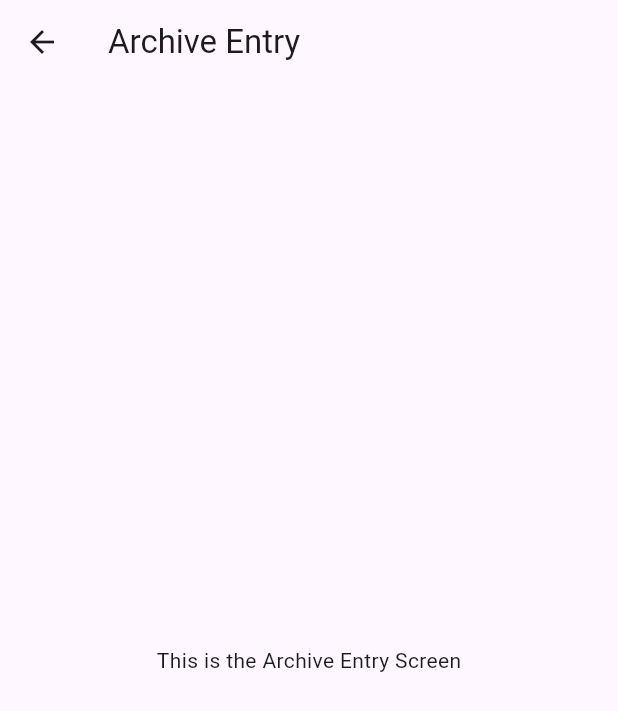
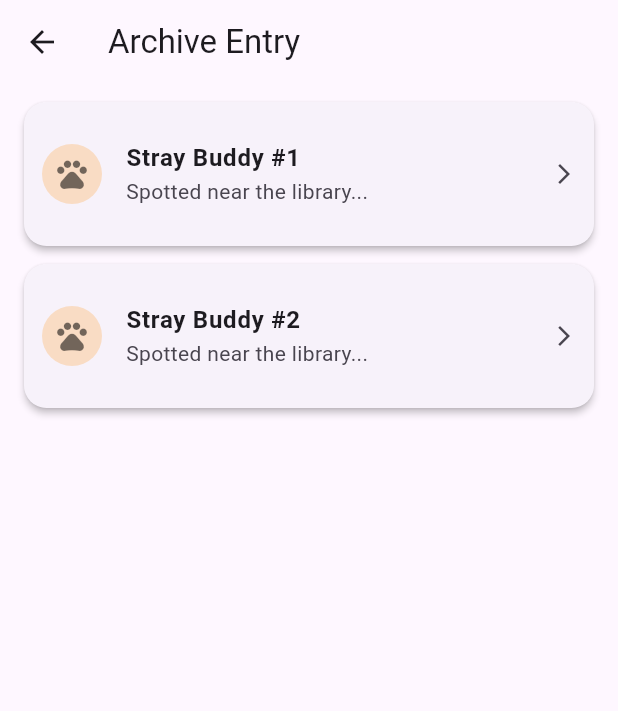
Before and after one commit to smcdelacruz/CMSC156-Embark-App, a Flutter app: the ArchiveEntryScreen screen opened by its route, on a phone screen of 412 x 824 dp. Shown: the top 711 px of the screen. Run offline on Flutter 3.47's test engine with Material 3 defaults, Android fonts, the phone set to English and light mode, and no system bars; our stand-ins replace google_fonts, like_button.

Commit message:
feat: Enhance Archive Entry Screen and add Archive button in Home Screen

```diff
--- a/lib/main.dart
+++ b/lib/main.dart
@@ -20,6 +20,7 @@ class MyApp extends StatelessWidget {
       debugShowCheckedModeBanner: true,
       title: 'Embark!',
 
+      // === NAMED ROUTES FOR ALL SCREENS ===
       initialRoute: '/',
 
       routes: {
--- a/lib/screens/archive_entry.dart
+++ b/lib/screens/archive_entry.dart
@@ -12,9 +12,41 @@ class _ArchiveEntryScreenState extends State<ArchiveEntryScreen> {
   Widget build(BuildContext context) {
     return Scaffold(
       appBar: AppBar(title: const Text("Archive Entry")),
-      body: const Center(
-        child: Text("This is the Archive Entry Screen"),
-      ),
-    );
+      body: Padding(
+        padding: const EdgeInsets.symmetric(horizontal: 16.0, vertical: 12),
+        // PLACEHOLDER: List of Added Strays
+              child: ListView.builder(
+                itemCount: 2,
+                itemBuilder: (context, index) {
+                  return Card(
+                    elevation: 2,
+                    margin: const EdgeInsets.only(bottom: 12),
+                    shape: RoundedRectangleBorder(
+                      borderRadius: BorderRadius.circular(15),
+                    ),
+                    // ListTile is a great temporary widget for lists
+                    child: ListTile(
+                      contentPadding: const EdgeInsets.all(12),
+                      leading: const CircleAvatar(
+                        backgroundColor: Color(0xFFF9DCC4),
+                        child: Icon(Icons.pets, color: Colors.black54),
+                      ),
+                      title: Text(
+                        "Stray Buddy #${index + 1}",
+                        style: const TextStyle(fontWeight: FontWeight.bold),
+                      ),
+                      subtitle: const Text("Spotted near the library..."),
+                      trailing: const Icon(Icons.arrow_forward_ios, size: 16),
+
+                      // Routing to the Feature Page
+                      onTap: () {
+                        Navigator.pushNamed(context, '/feature');
+                      },
+                    ),
+                  );
+                },
+              ),
+
+    ),);
   }
 }
```
Also changed, not shown: lib/screens/home.dart (+22 -3 lines).
